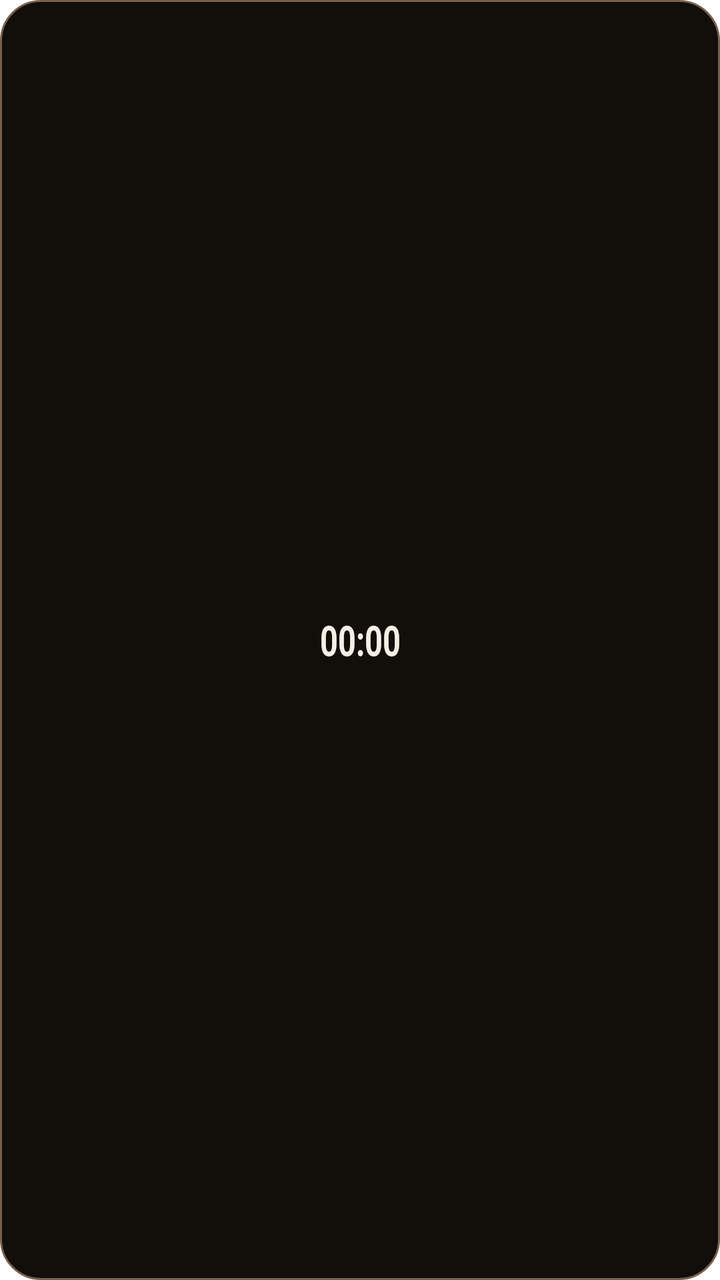
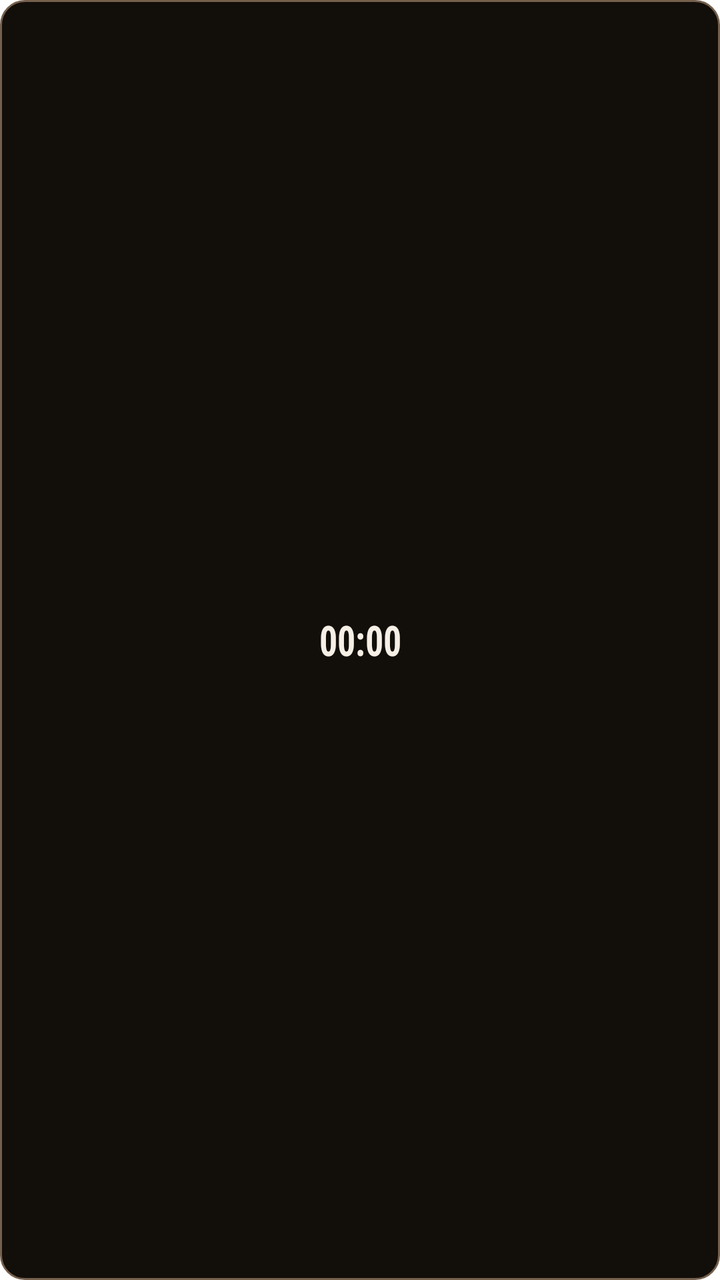

Compare the two renders of this Android layout. The source of the first and the diff that turns it into the second are given below.
<!-- AndroidManifest.xml: fallback theme Theme.MaterialComponents.DayNight.NoActionBar -->
<!-- res/layout/odak_minimal_timer_widget.xml -->
<?xml version="1.0" encoding="utf-8"?>
<LinearLayout xmlns:android="http://schemas.android.com/apk/res/android"
    android:id="@+id/minimal_timer_widget_root"
    android:layout_width="match_parent"
    android:layout_height="match_parent"
    android:background="@drawable/widget_card_bg"
    android:gravity="center"
    android:minHeight="48dp"
    android:minWidth="48dp"
    android:orientation="vertical"
    android:padding="2dp">

    <Chronometer
        android:id="@+id/minimal_timer_widget_elapsed"
        android:layout_width="match_parent"
        android:layout_height="wrap_content"
        android:ellipsize="end"
        android:gravity="center"
        android:maxLines="1"
        android:text="00:00"
        android:textColor="@color/widget_design_ink"
        android:textScaleX="0.75"
        android:textSize="21sp"
        android:textStyle="bold" />
</LinearLayout>
<!-- resources referenced by this layout -->
<resources>
  <color name="widget_design_ink">@color/widget_ember_ink</color>
  <!-- drawable widget_card_bg (drawable) -->
  <?xml version="1.0" encoding="utf-8"?>
  <shape xmlns:android="http://schemas.android.com/apk/res/android"
      android:shape="rectangle">
      <solid android:color="@color/widget_design_surface" />
      <stroke
          android:width="1dp"
          android:color="@color/widget_design_outline" />
      <corners android:radius="@dimen/widget_design_corner" />
  </shape>
  <color name="widget_ember_ink">#F6EFE6</color>
  <color name="widget_design_surface">@color/widget_ember_night</color>
  <color name="widget_design_outline">@color/widget_ember_ash</color>
  <dimen name="widget_design_corner">20dp</dimen>
  <color name="widget_ember_night">#120E0A</color>
  <color name="widget_ember_ash">#75604D</color>
</resources>

<!-- the commit's change to res/layout/odak_minimal_timer_widget.xml (unified diff, before → after) -->
@@ -3,23 +3,32 @@
     android:id="@+id/minimal_timer_widget_root"
     android:layout_width="match_parent"
     android:layout_height="match_parent"
-    android:background="@drawable/widget_card_bg"
+    android:background="@drawable/widget_card_bg_tight"
     android:gravity="center"
     android:minHeight="48dp"
     android:minWidth="48dp"
     android:orientation="vertical"
     android:padding="2dp">
 
+    <ImageView
+        android:id="@+id/minimal_timer_widget_glyph"
+        android:layout_width="24dp"
+        android:layout_height="24dp"
+        android:contentDescription="@null"
+        android:src="@drawable/widget_ic_timer"
+        android:visibility="gone" />
+
     <Chronometer
         android:id="@+id/minimal_timer_widget_elapsed"
         android:layout_width="match_parent"
         android:layout_height="wrap_content"
         android:ellipsize="end"
+        android:fontFamily="sans-serif-condensed"
         android:gravity="center"
         android:maxLines="1"
         android:text="00:00"
-        android:textColor="@color/widget_design_ink"
-        android:textScaleX="0.75"
+        android:textColor="@color/widget_ember_ink"
+        android:textScaleX="0.85"
         android:textSize="21sp"
         android:textStyle="bold" />
 </LinearLayout>
<!-- resource entries referenced after the edit -->
@@ -1,21 +1,55 @@
 <!-- resources referenced by this layout -->
 <resources>
-  <color name="widget_design_ink">@color/widget_ember_ink</color>
-  <!-- drawable widget_card_bg (drawable) -->
+  <color name="widget_ember_ink">#F6EFE6</color>
+  <!-- drawable widget_card_bg_tight (drawable) -->
   <?xml version="1.0" encoding="utf-8"?>
   <shape xmlns:android="http://schemas.android.com/apk/res/android"
       android:shape="rectangle">
-      <solid android:color="@color/widget_design_surface" />
+      <solid android:color="@color/widget_ember_night" />
       <stroke
           android:width="1dp"
-          android:color="@color/widget_design_outline" />
-      <corners android:radius="@dimen/widget_design_corner" />
+          android:color="@color/widget_ember_ash" />
+      <corners android:radius="@dimen/widget_design_corner_tight" />
   </shape>
-  <color name="widget_ember_ink">#F6EFE6</color>
-  <color name="widget_design_surface">@color/widget_ember_night</color>
-  <color name="widget_design_outline">@color/widget_ember_ash</color>
-  <dimen name="widget_design_corner">20dp</dimen>
+  <!-- drawable widget_ic_timer (drawable) -->
+  <?xml version="1.0" encoding="utf-8"?>
+  <vector xmlns:android="http://schemas.android.com/apk/res/android"
+      android:width="24dp"
+      android:height="24dp"
+      android:viewportWidth="24"
+      android:viewportHeight="24">
+      <path
+          android:fillColor="@android:color/transparent"
+          android:pathData="M12,4.2 C14,6.8 15.4,8.8 15.4,10.6 A3.4,3.4 0 0,1 8.6,10.6 C8.6,8.8 10,6.8 12,4.2"
+          android:strokeColor="@color/widget_ember_ink_dim"
+          android:strokeLineCap="round"
+          android:strokeLineJoin="round"
+          android:strokeWidth="2" />
+      <path
+          android:fillColor="@android:color/transparent"
+          android:pathData="M4.2,17.6 L19.8,14.8"
+          android:strokeColor="@color/widget_ember_ink_dim"
+          android:strokeLineCap="round"
+          android:strokeLineJoin="round"
+          android:strokeWidth="2" />
+      <path
+          android:fillColor="@android:color/transparent"
+          android:pathData="M4.2,14.8 L19.8,17.6"
+          android:strokeColor="@color/widget_ember_ink_dim"
+          android:strokeLineCap="round"
+          android:strokeLineJoin="round"
+          android:strokeWidth="2" />
+      <path
+          android:fillColor="@android:color/transparent"
+          android:pathData="M6,20.6 L18,20.6"
+          android:strokeColor="@color/widget_ember_ink_dim"
+          android:strokeLineCap="round"
+          android:strokeLineJoin="round"
+          android:strokeWidth="2" />
+  </vector>
   <color name="widget_ember_night">#120E0A</color>
   <color name="widget_ember_ash">#75604D</color>
+  <dimen name="widget_design_corner_tight">12dp</dimen>
+  <color name="widget_ember_ink_dim">#A79483</color>
 </resources>
 
